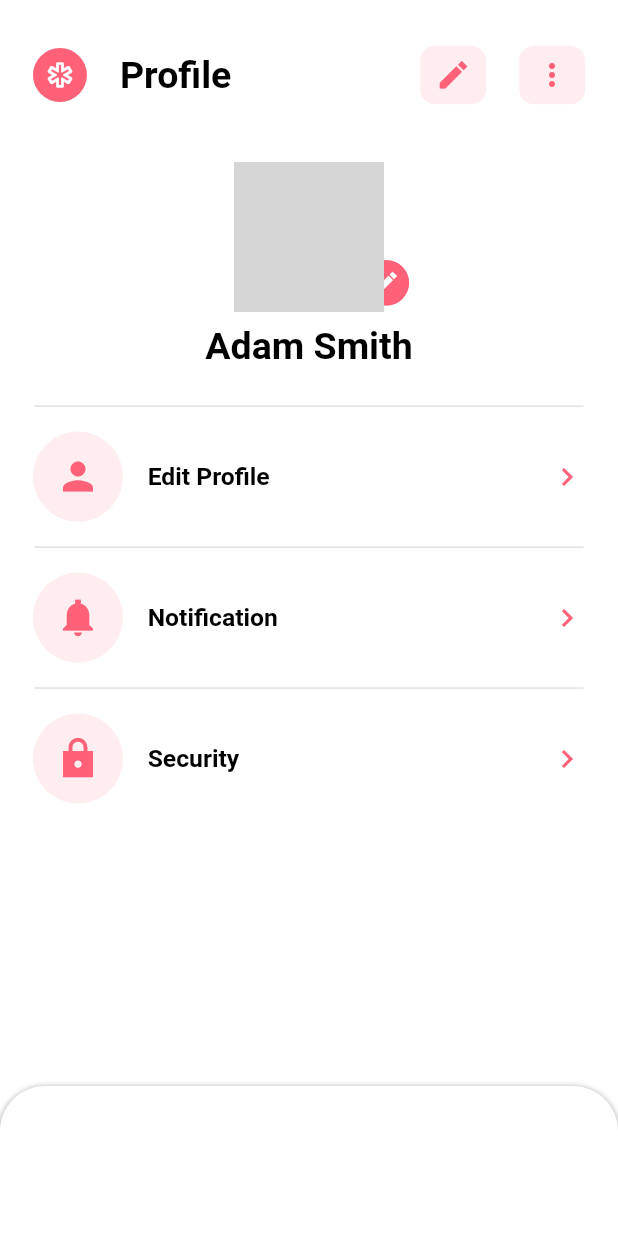
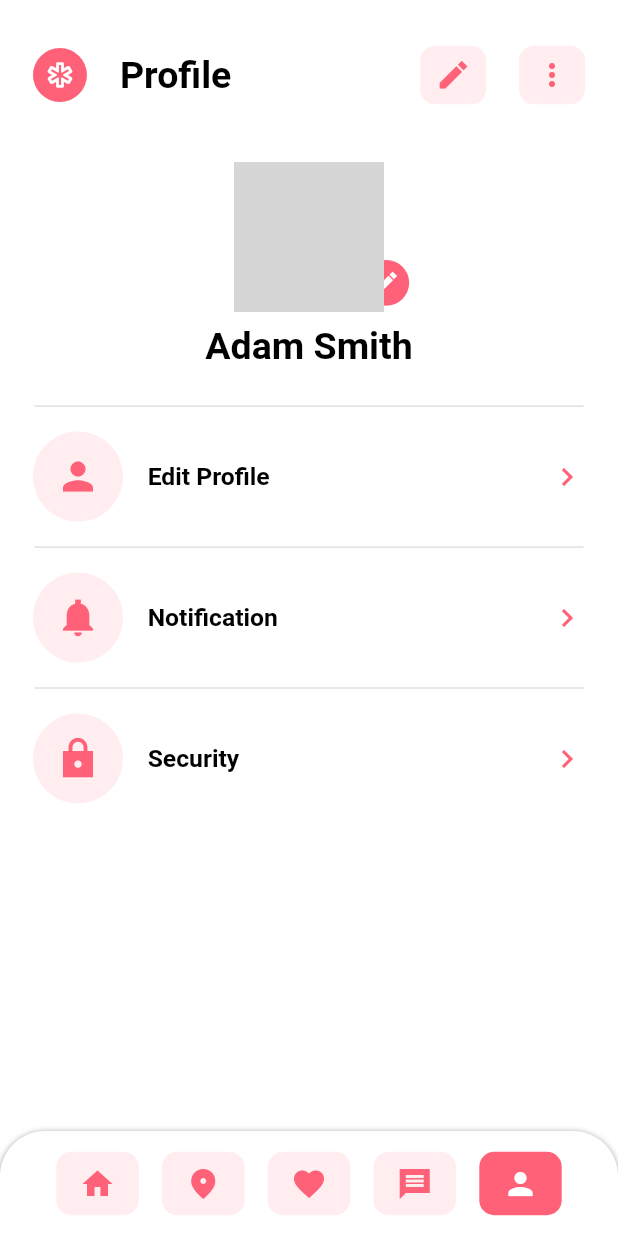
Before and after one commit to Toan1997/dating_flutter, a Flutter app: the ProfileScreen screen opened by its route, on a phone screen of 412 x 824 dp. Run offline on Flutter 3.47's test engine with Material 2 defaults, Android fonts, the phone set to English and light mode, and no system bars; our stand-ins replace flutter_svg; network calls fail; Roboto replaces fonts that are missing (Muli); grey boxes are pictures that could not be loaded.

Commit message:
Create edit profile

```diff
--- /dev/null
+++ b/lib/components/footer_content.dart
@@ -0,0 +1,44 @@
+import 'package:dating_flutter/components/square_icon_btn_footer.dart';
+import 'package:flutter/material.dart';
+
+import '../size_config.dart';
+
+class FooterContent extends StatelessWidget {
+  const FooterContent({
+    Key? key,
+  }) : super(key: key);
+
+  @override
+  Widget build(BuildContext context) {
+    return Container(
+      height: 70,
+      decoration: BoxDecoration(
+        color: Colors.white,
+        borderRadius: BorderRadius.only(
+            topLeft: Radius.circular(30),
+            topRight: Radius.circular(30)
+        ),
+        boxShadow: [
+          BoxShadow(
+            color: Colors.grey,
+            offset: Offset(0.0, 1.0), //(x,y)
+            blurRadius: 3.0,
+          ),
+        ],
+      ),
+      child: Padding(
+        padding:  EdgeInsets.symmetric(horizontal: getProportionScreenWidth(20)!),
+        child: Row(
+          mainAxisAlignment: MainAxisAlignment.spaceEvenly,
+          children: [
+            SquareIconBtnFooter(iconData: Icons.home_sharp,press: (){}),
+            SquareIconBtnFooter(iconData: Icons.place_sharp,press: (){}),
+            SquareIconBtnFooter(iconData: Icons.favorite_sharp,press: (){}),
+            SquareIconBtnFooter(iconData: Icons.message_sharp,press: (){}),
+            SquareIconBtnFooter(iconData: Icons.person_sharp,press: (){},active: true),
+          ],
+        ),
+      ),
+    );
+  }
+}
--- /dev/null
+++ b/lib/components/square_icon_btn_footer.dart
@@ -0,0 +1,35 @@
+import 'package:flutter/material.dart';
+import '../../../constants.dart';
+import '../../../size_config.dart';
+
+class SquareIconBtnFooter extends StatelessWidget {
+  final IconData iconData;
+  final Function() press;
+  final bool active;
+  const SquareIconBtnFooter({
+    Key? key,
+    required this.iconData,
+    required this.press,
+    this.active = false,
+  }) : super(key: key);
+
+  @override
+  Widget build(BuildContext context) {
+    return   SizedBox(
+      width: getProportionScreenWidth(50),
+      child: AspectRatio(
+        aspectRatio: 1.3,
+        child: InkWell(
+          onTap: press,
+          child: Container(
+            decoration: BoxDecoration(
+              color: active ?  kPrimaryColor :  kPrimaryLightColor,
+              borderRadius: BorderRadius.circular(10),
+            ),
+            child: Icon(iconData,color: active ?  Colors.white  : kPrimaryColor),
+          ),
+        ),
+      ),
+    );
+  }
+}
--- a/lib/routes.dart
+++ b/lib/routes.dart
@@ -1,4 +1,5 @@
 import 'package:dating_flutter/screens/home/home_screen.dart';
+import 'package:dating_flutter/screens/profile/edit/edit_screen.dart';
 import 'package:dating_flutter/screens/profile/profile_screen.dart';
 import 'package:dating_flutter/screens/signin/components/login_success.dart';
 import 'package:dating_flutter/screens/signin/signin_screen.dart';
@@ -11,5 +12,6 @@ final Map<String, WidgetBuilder> routes = {
   LoginSuccess.routeName: (context) => LoginSuccess(),
   HomeScreen.routeName: (context) => HomeScreen(),
   ProfileScreen.routeName: (context) => ProfileScreen(),
+  EditProfileScreen.routeName: (context) => EditProfileScreen(),
 
 };
--- a/lib/screens/profile/components/app_bar_content.dart
+++ b/lib/screens/profile/components/app_bar_content.dart
@@ -1,8 +1,6 @@
 import 'package:flutter/material.dart';
-import '../../../components/rounded_icon.dart';
 import '../../../components/rounded_icon_title.dart';
 import '../../../components/square_icon_btn.dart';
-import '../../../constants.dart';
 import '../../../size_config.dart';
 
 class AppBarContent extends StatelessWidget{
--- a/lib/screens/profile/components/setting_column.dart
+++ b/lib/screens/profile/components/setting_column.dart
@@ -16,7 +16,7 @@ class SettingColumn extends StatelessWidget {
 
   @override
   Widget build(BuildContext context) {
-    return GestureDetector(
+    return InkWell(
       onTap: press,
       child: Padding(
         padding: EdgeInsets.symmetric(horizontal: getProportionScreenWidth(20)!),
--- /dev/null
+++ b/lib/screens/profile/edit/components/body.dart
@@ -0,0 +1,10 @@
+import 'package:dating_flutter/screens/profile/edit/components/setting_form.dart';
+import 'package:flutter/material.dart';
+
+class Body extends StatelessWidget{
+  @override
+  Widget build(BuildContext context) {
+    return SettingForm();
+  }
+
+}
--- a/lib/screens/profile/profile_screen.dart
+++ b/lib/screens/profile/profile_screen.dart
@@ -1,4 +1,9 @@
+import 'package:dating_flutter/size_config.dart';
 import 'package:flutter/material.dart';
+import 'package:flutter_svg/svg.dart';
+import '../../components/footer_content.dart';
+import '../../components/square_icon_btn.dart';
+import '../../components/square_icon_btn_footer.dart';
 import '../profile/components/body.dart';
 import 'components/app_bar_content.dart';
 
@@ -17,35 +22,3 @@ class ProfileScreen extends StatelessWidget{
   }
 
 }
-
-class FooterContent extends StatelessWidget {
-  const FooterContent({
-    Key? key,
-  }) : super(key: key);
-
-  @override
-  Widget build(BuildContext context) {
-    return Container(
-      height: 100,
-      decoration: BoxDecoration(
-          color: Colors.white,
-          borderRadius: BorderRadius.only(
-              topLeft: Radius.circular(30),
-              topRight: Radius.circular(30)
-          ),
-          boxShadow: [
-            BoxShadow(
-              color: Colors.grey,
-              offset: Offset(0.0, 1.0), //(x,y)
-              blurRadius: 3.0,
-            ),
-          ],
-      ),
-      child: Row(
-        children: [
-
-        ],
-      ),
-    );
-  }
-}
--- a/lib/screens/signin/components/sign_form.dart
+++ b/lib/screens/signin/components/sign_form.dart
@@ -96,7 +96,7 @@ class _SignFormState extends State<SignForm> {
       decoration: InputDecoration(
           labelText: "Password",
           hintText: "Enter your password",
-          suffixIcon: CustomSuffixIcon(svgIcon: 'assets/icons/Lock.svg')
+          suffixIcon: CustomSuffixIcon(iconData: Icons.lock_sharp)
       ),
     );
   }
@@ -132,7 +132,7 @@ class _SignFormState extends State<SignForm> {
       decoration: InputDecoration(
           labelText: "Email",
           hintText: "Enter your email",
-          suffixIcon: CustomSuffixIcon(svgIcon: 'assets/icons/Mail.svg')
+          suffixIcon: CustomSuffixIcon(iconData: Icons.lock_sharp)
       ),
     );
   }
--- a/lib/screens/signup/components/sign_form.dart
+++ b/lib/screens/signup/components/sign_form.dart
@@ -72,7 +72,7 @@ class _SignFormState extends State<SignForm> {
       decoration: InputDecoration(
           labelText: "Confirm Password",
           hintText: "Re-enter your password",
-          suffixIcon: CustomSuffixIcon(svgIcon: 'assets/icons/Lock.svg')
+          suffixIcon: CustomSuffixIcon(iconData: Icons.lock_sharp)
       ),
     );
   }
@@ -108,7 +108,7 @@ class _SignFormState extends State<SignForm> {
       decoration: InputDecoration(
           labelText: "Password",
           hintText: "Enter your password",
-          suffixIcon: CustomSuffixIcon(svgIcon: 'assets/icons/Lock.svg')
+          suffixIcon: CustomSuffixIcon(iconData: Icons.lock_sharp)
       ),
     );
   }
@@ -143,7 +143,7 @@ class _SignFormState extends State<SignForm> {
       decoration: InputDecoration(
           labelText: "Email",
           hintText: "Enter your email",
-          suffixIcon: CustomSuffixIcon(svgIcon: 'assets/icons/Mail.svg')
+          suffixIcon: CustomSuffixIcon(iconData: Icons.lock_sharp)
       ),
     );
   }
```
Also changed, not shown: lib/components/app_bar_content_back.dart (added, +53 -0 lines), lib/components/custome_suffix_icon.dart (+4 -5 lines), lib/screens/profile/components/body.dart (+11 -6 lines), lib/screens/profile/edit/components/setting_form.dart (added, +33 -0 lines), lib/screens/profile/edit/edit_screen.dart (added, +19 -0 lines).
